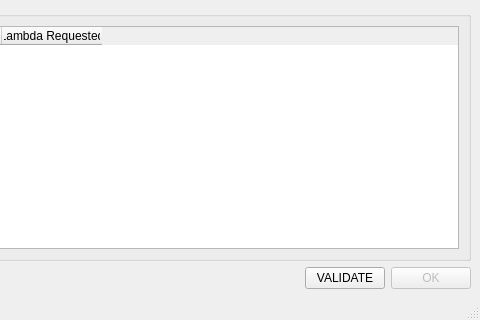
aglavic/quicknxs, file designer/table_reduction_runs_editor.ui: the form before one commit; both pictures show x 320 to 800 and y 280 to 600 of the 800 by 600 pixel window.
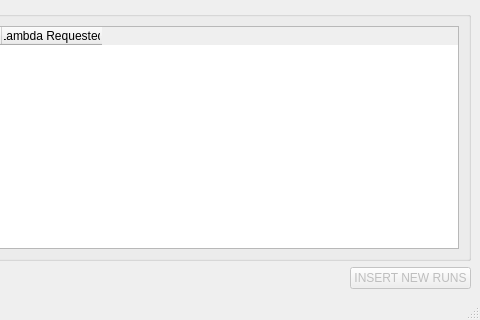
The form after the commit.

Commit message: Working on loading run and display lambda requested

```diff
--- a/designer/table_reduction_runs_editor.ui
+++ b/designer/table_reduction_runs_editor.ui
@@ -318,20 +318,13 @@
         </property>
        </spacer>
       </item>
-      <item>
-       <widget class="QPushButton" name="pushButton_2">
-        <property name="text">
-         <string>VALIDATE</string>
-        </property>
-       </widget>
-      </item>
       <item>
        <widget class="QPushButton" name="pushButton_3">
         <property name="enabled">
          <bool>false</bool>
         </property>
         <property name="text">
-         <string>OK</string>
+         <string>INSERT NEW RUNS</string>
         </property>
        </widget>
       </item>
```
The commit also changes 1 other file.
